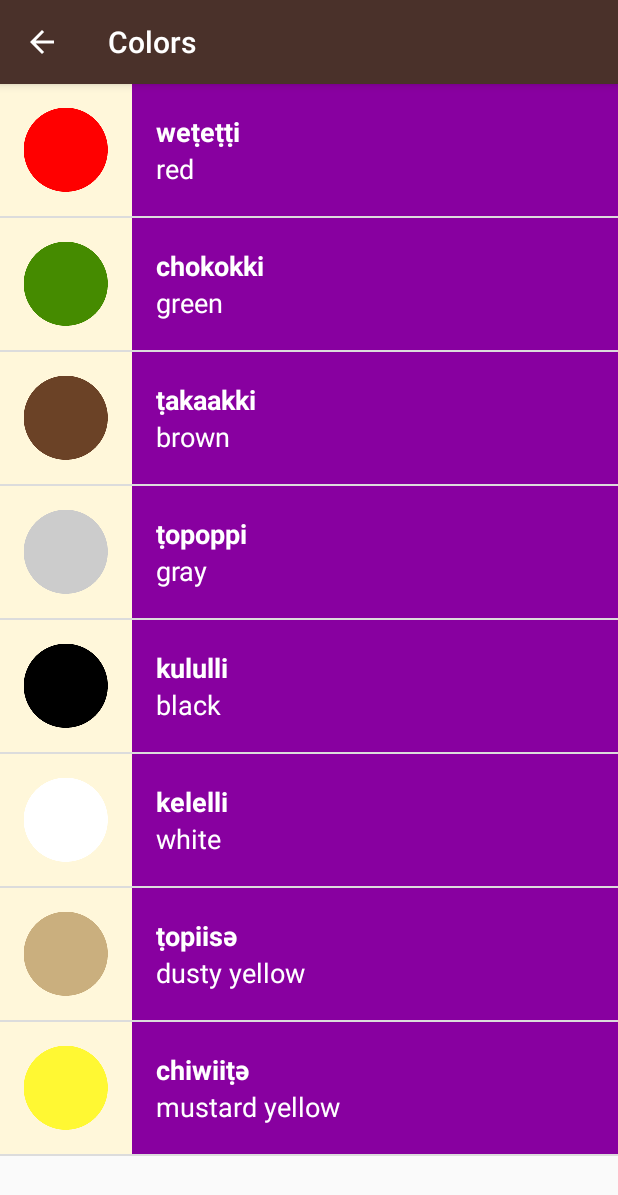
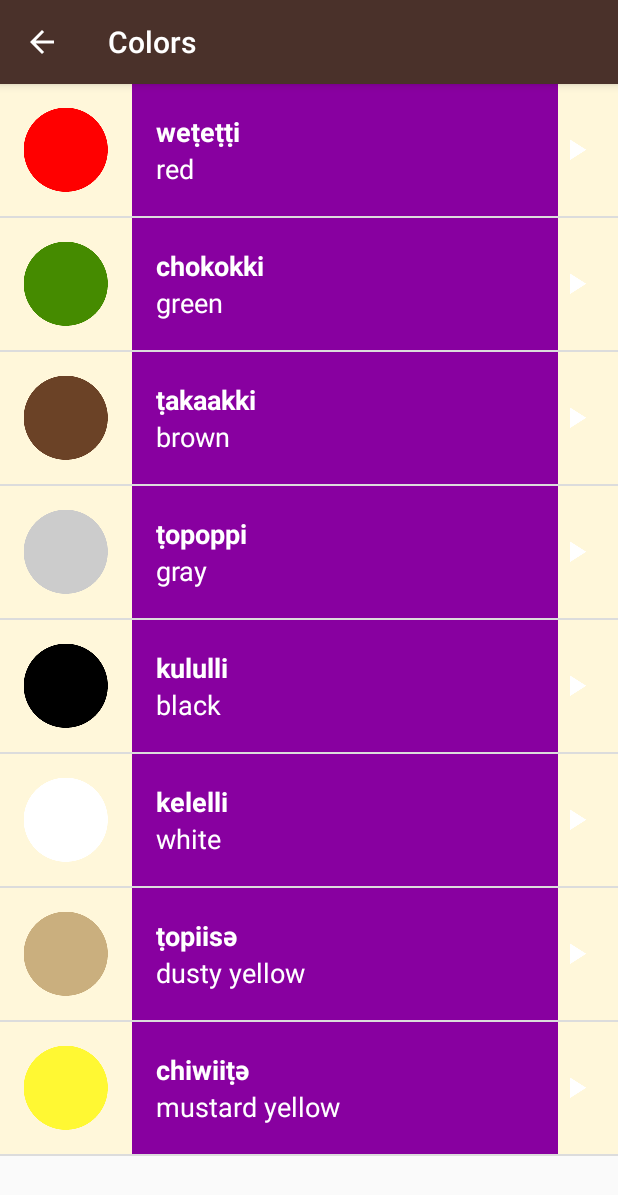
Before and after one commit to davo-faulkner/Miwok, an Android app: the ColorsActivity screen opened directly, with no data from a screen before it, on a phone screen of 412 x 824 dp. Shown: the top 1195 px of the screen. Run offline under Robolectric (Android 15) with nearby library versions, the light colour scheme and no system bars.

Commit message:
Add code for play icon (incomplete - need backgroung color change)

```diff
--- a/app/src/main/res/layout/list_item.xml
+++ b/app/src/main/res/layout/list_item.xml
@@ -3,7 +3,7 @@
     xmlns:tools="http://schemas.android.com/tools"
     android:id="@+id/list_item"
     android:layout_width="match_parent"
-    android:layout_height="match_parent"
+    android:layout_height="wrap_content"
     android:orientation="horizontal"
     android:minHeight="@dimen/list_item_height"
     android:background="@color/tan_background">
@@ -19,6 +19,7 @@
         android:layout_height="@dimen/list_item_height"
         android:orientation="vertical"
         android:gravity="center_vertical"
+        android:layout_weight="1"
         android:paddingLeft="16dp">
 
         <TextView
@@ -40,4 +41,12 @@
 
     </LinearLayout>
 
+    <ImageView
+        android:id="@+id/play_icon_image_view"
+        android:layout_width="wrap_content"
+        android:layout_height="wrap_content"
+        android:layout_marginRight="16dp"
+        android:src="@drawable/ic_play"
+        android:layout_gravity="center_vertical"/>
+
 </LinearLayout>
```
